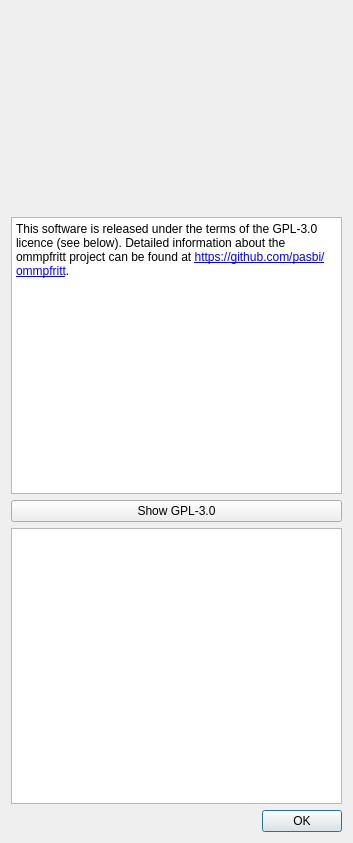
This is src/mainwindow/aboutdialog.ui in pasbi/ommpfritt as Qt 5 draws it before an edit. The edited form follows.
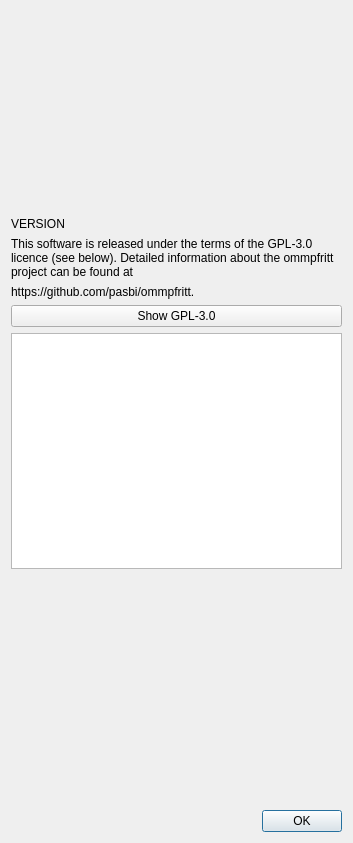
This is the edited form.

Commit message: show git describe in about dialog

The edit to the form file:
```diff
--- a/src/mainwindow/aboutdialog.ui
+++ b/src/mainwindow/aboutdialog.ui
@@ -44,22 +44,32 @@
     </layout>
    </item>
    <item>
-    <widget class="QTextEdit" name="te_about">
-     <property name="sizePolicy">
-      <sizepolicy hsizetype="Expanding" vsizetype="MinimumExpanding">
-       <horstretch>0</horstretch>
-       <verstretch>0</verstretch>
-      </sizepolicy>
+    <widget class="QLabel" name="lb_version">
+     <property name="text">
+      <string>VERSION</string>
      </property>
-     <property name="readOnly">
+    </widget>
+   </item>
+   <item>
+    <widget class="QLabel" name="label">
+     <property name="text">
+      <string>This software is released under the terms of the GPL-3.0 licence (see below). Detailed information about the ommpfritt project can be found at</string>
+     </property>
+     <property name="wordWrap">
       <bool>true</bool>
      </property>
-     <property name="html">
-      <string notr="true">&lt;!DOCTYPE HTML PUBLIC &quot;-//W3C//DTD HTML 4.0//EN&quot; &quot;http://www.w3.org/TR/REC-html40/strict.dtd&quot;&gt;
-&lt;html&gt;&lt;head&gt;&lt;meta name=&quot;qrichtext&quot; content=&quot;1&quot; /&gt;&lt;style type=&quot;text/css&quot;&gt;
-p, li { white-space: pre-wrap; }
-&lt;/style&gt;&lt;/head&gt;&lt;body style=&quot; font-family:'Sans Serif'; font-size:9pt; font-weight:400; font-style:normal;&quot;&gt;
-&lt;p style=&quot; margin-top:0px; margin-bottom:0px; margin-left:0px; margin-right:0px; -qt-block-indent:0; text-indent:0px;&quot;&gt;This software is released under the terms of the GPL-3.0 licence (see below). Detailed information about the ommpfritt project can be found at &lt;a href=&quot;https://github.com/pasbi/ommpfritt&quot;&gt;&lt;span style=&quot; text-decoration: underline; color:#0000ff;&quot;&gt;https://github.com/pasbi/ommpfritt&lt;/span&gt;&lt;/a&gt;.&lt;/p&gt;&lt;/body&gt;&lt;/html&gt;</string>
+    </widget>
+   </item>
+   <item>
+    <widget class="QLabel" name="label_2">
+     <property name="text">
+      <string>https://github.com/pasbi/ommpfritt.</string>
+     </property>
+     <property name="openExternalLinks">
+      <bool>true</bool>
+     </property>
+     <property name="textInteractionFlags">
+      <set>Qt::LinksAccessibleByKeyboard|Qt::LinksAccessibleByMouse|Qt::TextBrowserInteraction|Qt::TextSelectableByKeyboard|Qt::TextSelectableByMouse</set>
      </property>
     </widget>
    </item>
@@ -96,6 +106,19 @@
      </property>
     </widget>
    </item>
+   <item>
+    <spacer name="verticalSpacer">
+     <property name="orientation">
+      <enum>Qt::Vertical</enum>
+     </property>
+     <property name="sizeHint" stdset="0">
+      <size>
+       <width>20</width>
+       <height>40</height>
+      </size>
+     </property>
+    </spacer>
+   </item>
    <item>
     <widget class="QDialogButtonBox" name="buttonBox">
      <property name="standardButtons">
```
Left out of the diff: 4 changed lines with no effect on the pictures. The commit also changes 1 other file.
